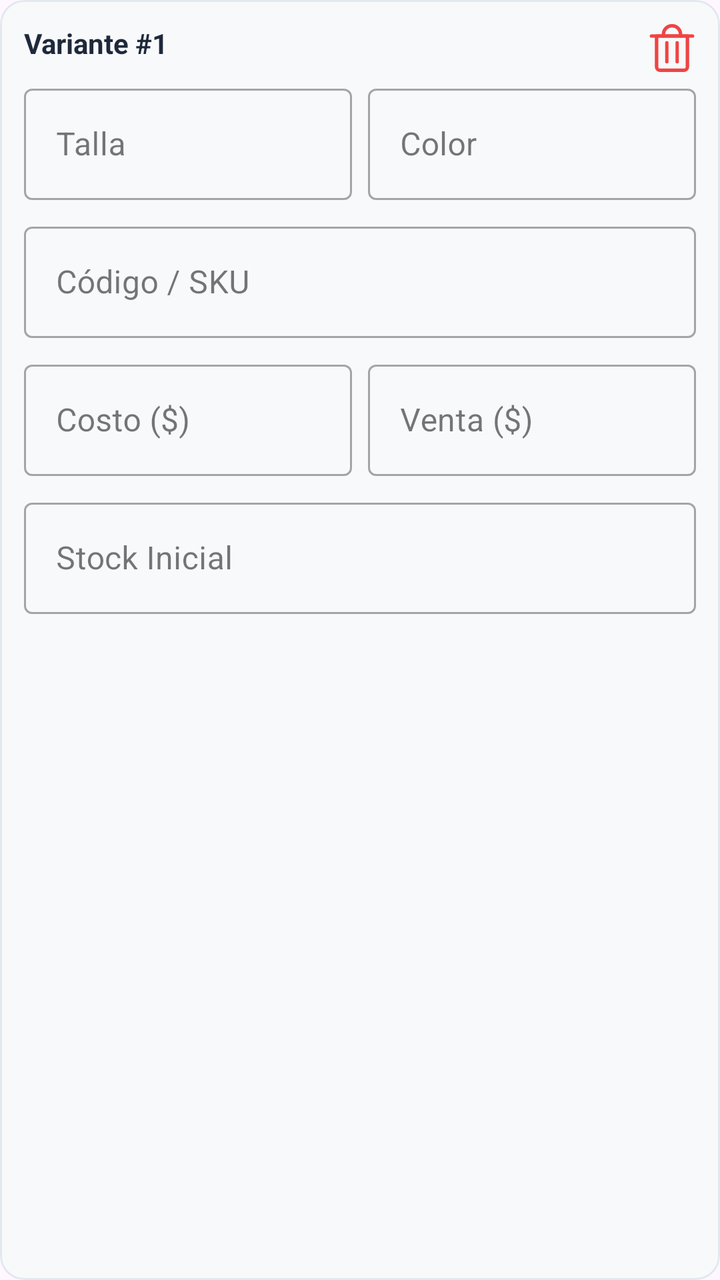
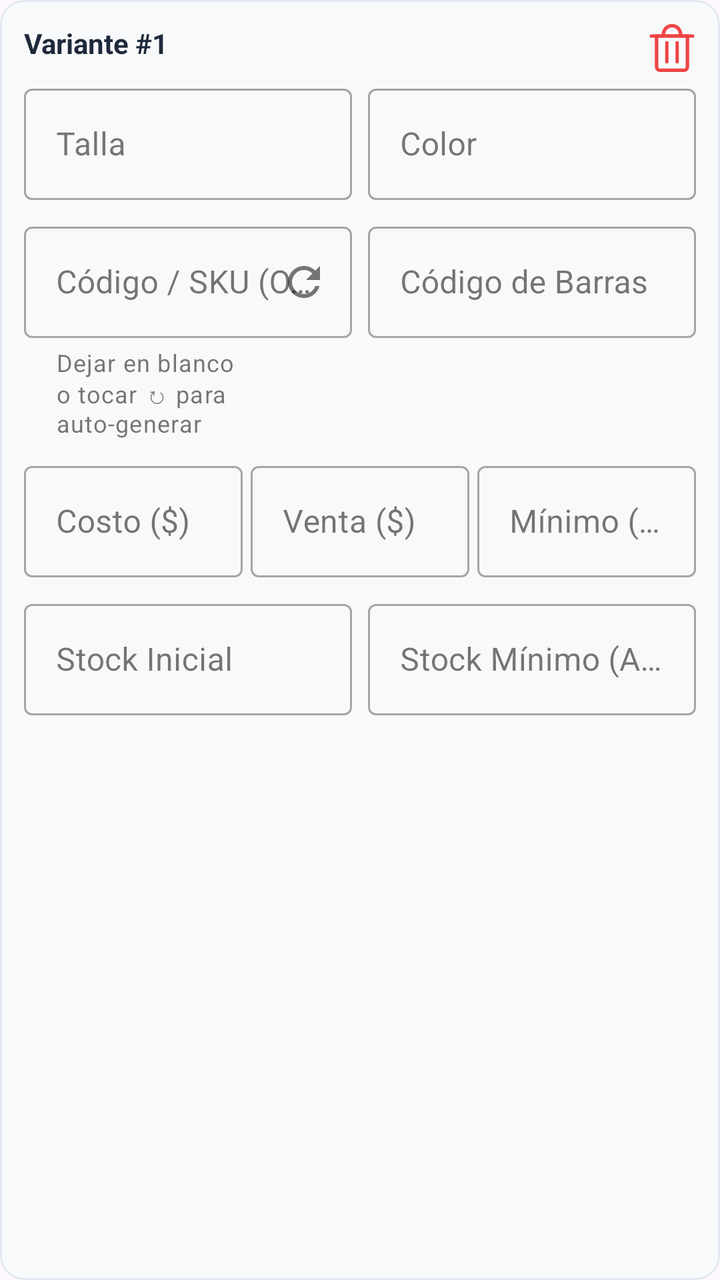

The first picture is an Android layout as it rendered before a commit; the second is the same layout after the commit. The layout source and the unified diff follow.
<!-- AndroidManifest.xml: application theme Theme.DAJHO -->
<!-- res/layout/item_variante_form.xml -->
<?xml version="1.0" encoding="utf-8"?>
<com.google.android.material.card.MaterialCardView xmlns:android="http://schemas.android.com/apk/res/android"
    xmlns:app="http://schemas.android.com/apk/res-auto"
    android:layout_width="match_parent"
    android:layout_height="wrap_content"
    android:layout_marginBottom="12dp"
    app:cardBackgroundColor="#F8F9FA"
    app:cardCornerRadius="12dp"
    app:cardElevation="0dp"
    app:strokeColor="#E2E8F0"
    app:strokeWidth="1dp">

    <androidx.constraintlayout.widget.ConstraintLayout
        android:layout_width="match_parent"
        android:layout_height="wrap_content"
        android:padding="12dp">

        <TextView
            android:id="@+id/tvVarianteTitulo"
            android:layout_width="wrap_content"
            android:layout_height="wrap_content"
            android:text="Variante #1"
            android:textColor="#1E293B"
            android:textSize="14sp"
            android:textStyle="bold"
            app:layout_constraintStart_toStartOf="parent"
            app:layout_constraintTop_toTopOf="parent" />

        <ImageView
            android:id="@+id/ivEliminarVariante"
            android:layout_width="24dp"
            android:layout_height="24dp"
            android:src="@drawable/ic_trash"
            android:contentDescription="Eliminar variante"
            app:tint="#EF4444"
            app:layout_constraintEnd_toEndOf="parent"
            app:layout_constraintTop_toTopOf="parent" />

        
        <LinearLayout
            android:id="@+id/layoutTallaColor"
            android:layout_width="0dp"
            android:layout_height="wrap_content"
            android:layout_marginTop="8dp"
            android:orientation="horizontal"
            app:layout_constraintStart_toStartOf="parent"
            app:layout_constraintEnd_toEndOf="parent"
            app:layout_constraintTop_toBottomOf="@id/tvVarianteTitulo">

            <com.google.android.material.textfield.TextInputLayout
                style="@style/Widget.MaterialComponents.TextInputLayout.OutlinedBox"
                android:layout_width="0dp"
                android:layout_height="wrap_content"
                android:layout_weight="1"
                android:layout_marginEnd="4dp"
                android:hint="Talla">

                <com.google.android.material.textfield.TextInputEditText
                    android:id="@+id/etTalla"
                    android:layout_width="match_parent"
                    android:layout_height="wrap_content"
                    android:inputType="text"
                    android:maxLines="1" />

            </com.google.android.material.textfield.TextInputLayout>

            <com.google.android.material.textfield.TextInputLayout
                style="@style/Widget.MaterialComponents.TextInputLayout.OutlinedBox"
                android:layout_width="0dp"
                android:layout_height="wrap_content"
                android:layout_weight="1"
                android:layout_marginStart="4dp"
                android:hint="Color">

                <com.google.android.material.textfield.TextInputEditText
                    android:id="@+id/etColor"
                    android:layout_width="match_parent"
                    android:layout_height="wrap_content"
                    android:inputType="text"
                    android:maxLines="1" />

            </com.google.android.material.textfield.TextInputLayout>
        </LinearLayout>

        
        <com.google.android.material.textfield.TextInputLayout
            android:id="@+id/tilSku"
            style="@style/Widget.MaterialComponents.TextInputLayout.OutlinedBox"
            android:layout_width="0dp"
            android:layout_height="wrap_content"
            android:layout_marginTop="8dp"
            android:hint="Código / SKU"
            app:layout_constraintStart_toStartOf="parent"
            app:layout_constraintEnd_toEndOf="parent"
            app:layout_constraintTop_toBottomOf="@id/layoutTallaColor">

            <com.google.android.material.textfield.TextInputEditText
                android:id="@+id/etSku"
                android:layout_width="match_parent"
                android:layout_height="wrap_content"
                android:inputType="text"
                android:maxLines="1" />

        </com.google.android.material.textfield.TextInputLayout>

        
        <LinearLayout
            android:id="@+id/layoutPrecios"
            android:layout_width="0dp"
            android:layout_height="wrap_content"
            android:layout_marginTop="8dp"
            android:orientation="horizontal"
            app:layout_constraintStart_toStartOf="parent"
            app:layout_constraintEnd_toEndOf="parent"
            app:layout_constraintTop_toBottomOf="@id/tilSku">

            <com.google.android.material.textfield.TextInputLayout
                style="@style/Widget.MaterialComponents.TextInputLayout.OutlinedBox"
                android:layout_width="0dp"
                android:layout_height="wrap_content"
                android:layout_weight="1"
                android:layout_marginEnd="4dp"
                android:hint="Costo ($)"
                app:prefixText="$">

                <com.google.android.material.textfield.TextInputEditText
                    android:id="@+id/etPrecioCosto"
                    android:layout_width="match_parent"
                    android:layout_height="wrap_content"
                    android:inputType="numberDecimal"
                    android:maxLines="1" />

            </com.google.android.material.textfield.TextInputLayout>

            <com.google.android.material.textfield.TextInputLayout
                style="@style/Widget.MaterialComponents.TextInputLayout.OutlinedBox"
                android:layout_width="0dp"
                android:layout_height="wrap_content"
                android:layout_weight="1"
                android:layout_marginStart="4dp"
                android:hint="Venta ($)"
                app:prefixText="$">

                <com.google.android.material.textfield.TextInputEditText
                    android:id="@+id/etPrecioVenta"
                    android:layout_width="match_parent"
                    android:layout_height="wrap_content"
                    android:inputType="numberDecimal"
                    android:maxLines="1" />

            </com.google.android.material.textfield.TextInputLayout>
        </LinearLayout>

        
        <com.google.android.material.textfield.TextInputLayout
            android:id="@+id/tilStock"
            style="@style/Widget.MaterialComponents.TextInputLayout.OutlinedBox"
            android:layout_width="0dp"
            android:layout_height="wrap_content"
            android:layout_marginTop="8dp"
            android:hint="Stock Inicial"
            app:layout_constraintStart_toStartOf="parent"
            app:layout_constraintEnd_toEndOf="parent"
            app:layout_constraintTop_toBottomOf="@id/layoutPrecios">

            <com.google.android.material.textfield.TextInputEditText
                android:id="@+id/etStock"
                android:layout_width="match_parent"
                android:layout_height="wrap_content"
                android:inputType="number"
                android:maxLines="1" />

        </com.google.android.material.textfield.TextInputLayout>

    </androidx.constraintlayout.widget.ConstraintLayout>

</com.google.android.material.card.MaterialCardView>
<!-- resources referenced by this layout -->
<resources>
  <!-- drawable ic_trash (drawable) -->
  <vector xmlns:android="http://schemas.android.com/apk/res/android"
      android:width="14dp"
      android:height="14dp"
      android:viewportWidth="14"
      android:viewportHeight="14">
    <group>
      <clip-path
          android:pathData="M0,0h14v14h-14z"/>
      <path
          android:strokeWidth="1"
          android:pathData="M1,3.5H13"
          android:strokeLineJoin="round"
          android:fillColor="#00000000"
          android:strokeColor="#000001"
          android:strokeLineCap="round"/>
      <path
          android:strokeWidth="1"
          android:pathData="M2.5,3.5H11.5V12.5C11.5,12.765 11.395,13.02 11.207,13.207C11.02,13.395 10.765,13.5 10.5,13.5H3.5C3.235,13.5 2.98,13.395 2.793,13.207C2.605,13.02 2.5,12.765 2.5,12.5V3.5Z"
          android:strokeLineJoin="round"
          android:fillColor="#00000000"
          android:strokeColor="#000001"
          android:strokeLineCap="round"/>
      <path
          android:strokeWidth="1"
          android:pathData="M4.5,3.5V3C4.5,2.337 4.763,1.701 5.232,1.232C5.701,0.763 6.337,0.5 7,0.5C7.663,0.5 8.299,0.763 8.768,1.232C9.237,1.701 9.5,2.337 9.5,3V3.5"
          android:strokeLineJoin="round"
          android:fillColor="#00000000"
          android:strokeColor="#000001"
          android:strokeLineCap="round"/>
      <path
          android:strokeWidth="1"
          android:pathData="M5.5,5.5V11"
          android:strokeLineJoin="round"
          android:fillColor="#00000000"
          android:strokeColor="#000001"
          android:strokeLineCap="round"/>
      <path
          android:strokeWidth="1"
          android:pathData="M8.5,5.5V11"
          android:strokeLineJoin="round"
          android:fillColor="#00000000"
          android:strokeColor="#000001"
          android:strokeLineCap="round"/>
    </group>
  </vector>
  <style name="Theme.DAJHO" parent="Base.Theme.DAJHO" />
  <style name="Base.Theme.DAJHO" parent="Theme.Material3.DayNight.NoActionBar">
          
          
      </style>
</resources>

<!-- the commit's change to res/layout/item_variante_form.xml (unified diff, before → after) -->
@@ -83,25 +83,56 @@
         </LinearLayout>
 
         
-        <com.google.android.material.textfield.TextInputLayout
-            android:id="@+id/tilSku"
-            style="@style/Widget.MaterialComponents.TextInputLayout.OutlinedBox"
-            android:layout_width="0dp"
-            android:layout_height="wrap_content"
-            android:layout_marginTop="8dp"
-            android:hint="Código / SKU"
+        <LinearLayout
+            android:id="@+id/layoutSkuCodigoBarras"
+            android:layout_width="0dp"
+            android:layout_height="wrap_content"
+            android:layout_marginTop="8dp"
+            android:orientation="horizontal"
             app:layout_constraintStart_toStartOf="parent"
             app:layout_constraintEnd_toEndOf="parent"
             app:layout_constraintTop_toBottomOf="@id/layoutTallaColor">
 
-            <com.google.android.material.textfield.TextInputEditText
-                android:id="@+id/etSku"
-                android:layout_width="match_parent"
-                android:layout_height="wrap_content"
-                android:inputType="text"
-                android:maxLines="1" />
-
-        </com.google.android.material.textfield.TextInputLayout>
+            <com.google.android.material.textfield.TextInputLayout
+                android:id="@+id/tilSku"
+                style="@style/Widget.MaterialComponents.TextInputLayout.OutlinedBox"
+                android:layout_width="0dp"
+                android:layout_height="wrap_content"
+                android:layout_weight="1"
+                android:layout_marginEnd="4dp"
+                android:hint="Código / SKU (Opcional)"
+                app:helperText="Dejar en blanco o tocar ↻ para auto-generar"
+                app:endIconMode="custom"
+                app:endIconDrawable="@drawable/ic_refresh"
+                app:endIconContentDescription="Generar SKU automático">
+
+                <com.google.android.material.textfield.TextInputEditText
+                    android:id="@+id/etSku"
+                    android:layout_width="match_parent"
+                    android:layout_height="wrap_content"
+                    android:inputType="text"
+                    android:maxLines="1" />
+
+            </com.google.android.material.textfield.TextInputLayout>
+
+            <com.google.android.material.textfield.TextInputLayout
+                android:id="@+id/tilCodigoBarras"
+                style="@style/Widget.MaterialComponents.TextInputLayout.OutlinedBox"
+                android:layout_width="0dp"
+                android:layout_height="wrap_content"
+                android:layout_weight="1"
+                android:layout_marginStart="4dp"
+                android:hint="Código de Barras">
+
+                <com.google.android.material.textfield.TextInputEditText
+                    android:id="@+id/etCodigoBarras"
+                    android:layout_width="match_parent"
+                    android:layout_height="wrap_content"
+                    android:inputType="text"
+                    android:maxLines="1" />
+
+            </com.google.android.material.textfield.TextInputLayout>
+        </LinearLayout>
 
         
         <LinearLayout
@@ -112,14 +143,14 @@
             android:orientation="horizontal"
             app:layout_constraintStart_toStartOf="parent"
             app:layout_constraintEnd_toEndOf="parent"
-            app:layout_constraintTop_toBottomOf="@id/tilSku">
-
-            <com.google.android.material.textfield.TextInputLayout
-                style="@style/Widget.MaterialComponents.TextInputLayout.OutlinedBox"
-                android:layout_width="0dp"
-                android:layout_height="wrap_content"
-                android:layout_weight="1"
-                android:layout_marginEnd="4dp"
+            app:layout_constraintTop_toBottomOf="@id/layoutSkuCodigoBarras">
+
+            <com.google.android.material.textfield.TextInputLayout
+                style="@style/Widget.MaterialComponents.TextInputLayout.OutlinedBox"
+                android:layout_width="0dp"
+                android:layout_height="wrap_content"
+                android:layout_weight="1"
+                android:layout_marginEnd="2dp"
                 android:hint="Costo ($)"
                 app:prefixText="$">
 
@@ -137,7 +168,8 @@
                 android:layout_width="0dp"
                 android:layout_height="wrap_content"
                 android:layout_weight="1"
-                android:layout_marginStart="4dp"
+                android:layout_marginStart="2dp"
+                android:layout_marginEnd="2dp"
                 android:hint="Venta ($)"
                 app:prefixText="$">
 
@@ -149,28 +181,73 @@
                     android:maxLines="1" />
 
             </com.google.android.material.textfield.TextInputLayout>
-        </LinearLayout>
-
-        
-        <com.google.android.material.textfield.TextInputLayout
-            android:id="@+id/tilStock"
-            style="@style/Widget.MaterialComponents.TextInputLayout.OutlinedBox"
-            android:layout_width="0dp"
-            android:layout_height="wrap_content"
-            android:layout_marginTop="8dp"
-            android:hint="Stock Inicial"
+
+            <com.google.android.material.textfield.TextInputLayout
+                style="@style/Widget.MaterialComponents.TextInputLayout.OutlinedBox"
+                android:layout_width="0dp"
+                android:layout_height="wrap_content"
+                android:layout_weight="1"
+                android:layout_marginStart="2dp"
+                android:hint="Mínimo ($)"
+                app:prefixText="$">
+
+                <com.google.android.material.textfield.TextInputEditText
+                    android:id="@+id/etPrecioMinimo"
+                    android:layout_width="match_parent"
+                    android:layout_height="wrap_content"
+                    android:inputType="numberDecimal"
+                    android:maxLines="1" />
+
+            </com.google.android.material.textfield.TextInputLayout>
+        </LinearLayout>
+
+        
+        <LinearLayout
+            android:id="@+id/layoutStocks"
+            android:layout_width="0dp"
+            android:layout_height="wrap_content"
+            android:layout_marginTop="8dp"
+            android:orientation="horizontal"
             app:layout_constraintStart_toStartOf="parent"
             app:layout_constraintEnd_toEndOf="parent"
             app:layout_constraintTop_toBottomOf="@id/layoutPrecios">
 
-            <com.google.android.material.textfield.TextInputEditText
-                android:id="@+id/etStock"
-                android:layout_width="match_parent"
-                android:layout_height="wrap_content"
-                android:inputType="number"
-                android:maxLines="1" />
-
-        </com.google.android.material.textfield.TextInputLayout>
+            <com.google.android.material.textfield.TextInputLayout
+                android:id="@+id/tilStock"
+                style="@style/Widget.MaterialComponents.TextInputLayout.OutlinedBox"
+                android:layout_width="0dp"
+                android:layout_height="wrap_content"
+                android:layout_weight="1"
+                android:layout_marginEnd="4dp"
+                android:hint="Stock Inicial">
+
+                <com.google.android.material.textfield.TextInputEditText
+                    android:id="@+id/etStock"
+                    android:layout_width="match_parent"
+                    android:layout_height="wrap_content"
+                    android:inputType="number"
+                    android:maxLines="1" />
+
+            </com.google.android.material.textfield.TextInputLayout>
+
+            <com.google.android.material.textfield.TextInputLayout
+                android:id="@+id/tilStockMinimo"
+                style="@style/Widget.MaterialComponents.TextInputLayout.OutlinedBox"
+                android:layout_width="0dp"
+                android:layout_height="wrap_content"
+                android:layout_weight="1"
+                android:layout_marginStart="4dp"
+                android:hint="Stock Mínimo (Alerta)">
+
+                <com.google.android.material.textfield.TextInputEditText
+                    android:id="@+id/etStockMinimo"
+                    android:layout_width="match_parent"
+                    android:layout_height="wrap_content"
+                    android:inputType="number"
+                    android:maxLines="1" />
+
+            </com.google.android.material.textfield.TextInputLayout>
+        </LinearLayout>
 
     </androidx.constraintlayout.widget.ConstraintLayout>
 
<!-- resource entries referenced after the edit -->
@@ -1,5 +1,16 @@
 <!-- resources referenced by this layout -->
 <resources>
+  <!-- drawable ic_refresh (drawable) -->
+  <?xml version="1.0" encoding="utf-8"?>
+  <vector xmlns:android="http://schemas.android.com/apk/res/android"
+      android:width="24dp"
+      android:height="24dp"
+      android:viewportWidth="24"
+      android:viewportHeight="24">
+      <path
+          android:fillColor="#FF475569"
+          android:pathData="M17.65,6.35C16.2,4.9 14.21,4 12,4c-4.42,0 -7.99,3.58 -7.99,8s3.57,8 7.99,8c3.73,0 6.84,-2.55 7.73,-6h-2.08c-0.82,2.33 -3.04,4 -5.65,4 -3.31,0 -6,-2.69 -6,-6s2.69,-6 6,-6c1.66,0 3.14,0.69 4.22,1.78L13,11h7V4l-2.35,2.35z"/>
+  </vector>
   <!-- drawable ic_trash (drawable) -->
   <vector xmlns:android="http://schemas.android.com/apk/res/android"
       android:width="14dp"
